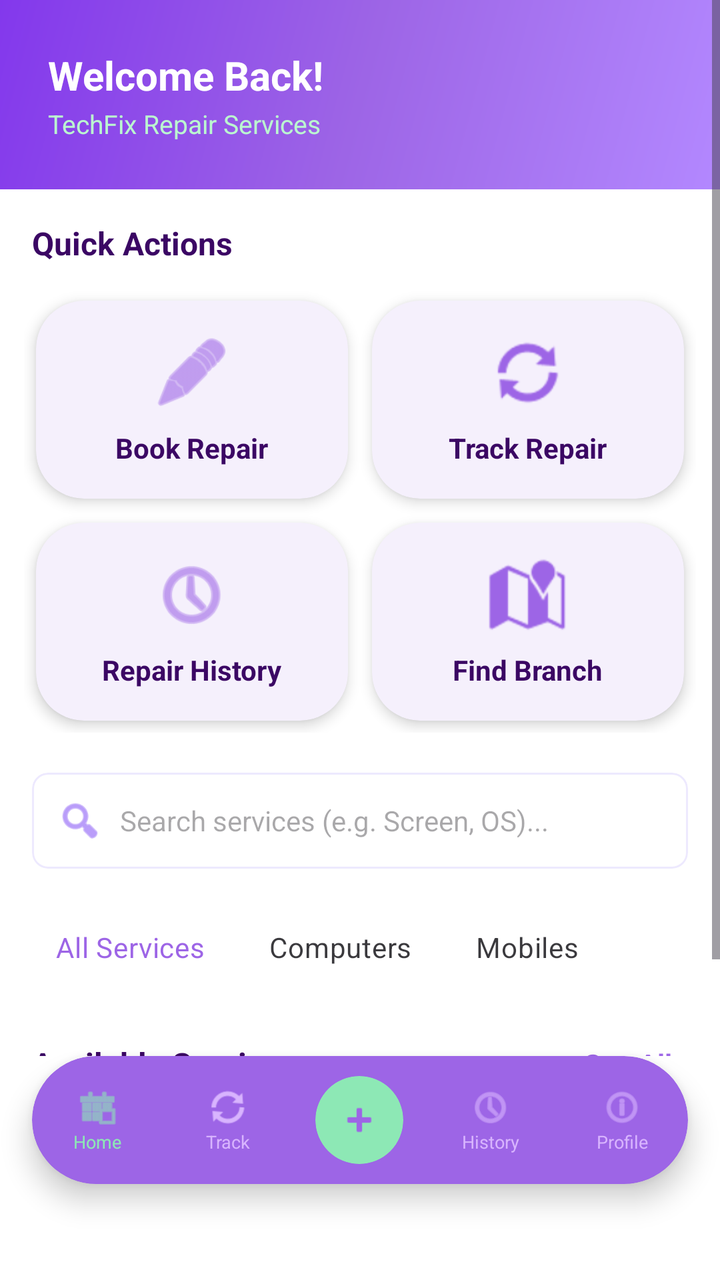
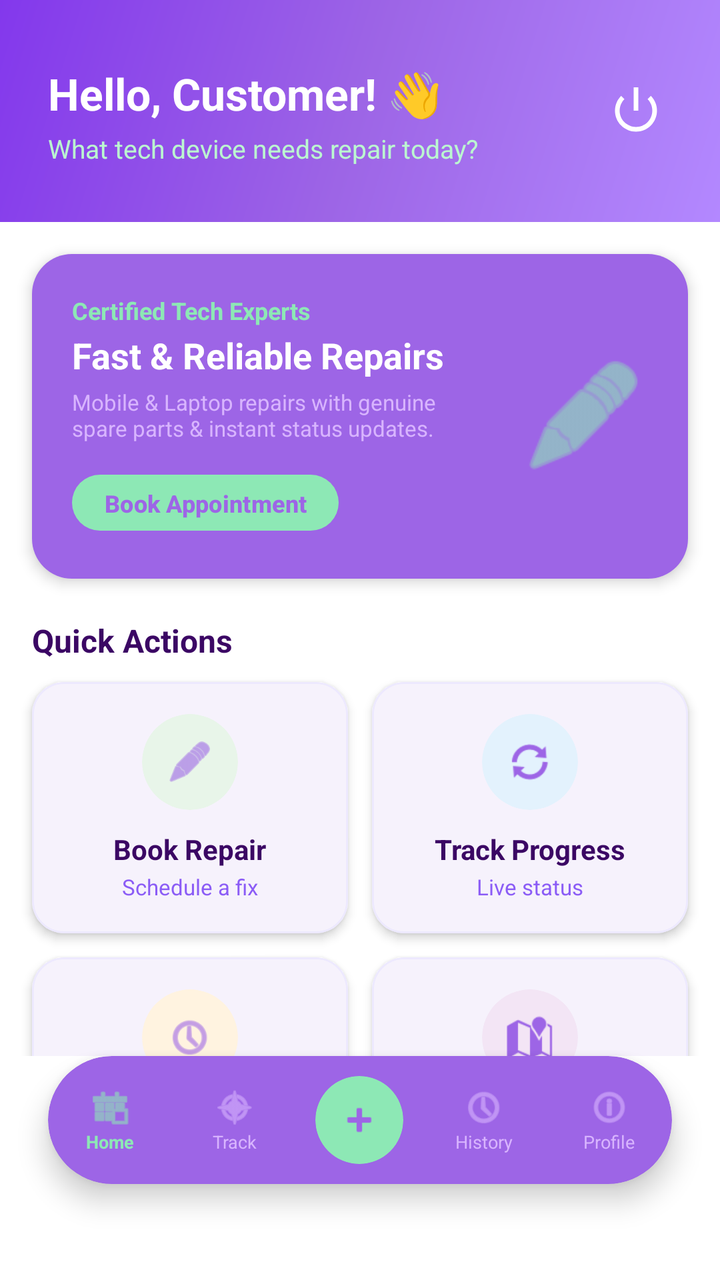

Screens rendered from an Android XML layout before and after an edit, with the pre-edit source and the edit as a unified diff.
<!-- AndroidManifest.xml: application theme Theme.TechFix -->
<!-- res/layout/activity_customer_dashboard.xml -->
<?xml version="1.0" encoding="utf-8"?>
<androidx.constraintlayout.widget.ConstraintLayout 
    xmlns:android="http://schemas.android.com/apk/res/android"
    xmlns:app="http://schemas.android.com/apk/res-auto"
    xmlns:tools="http://schemas.android.com/tools"
    android:layout_width="match_parent"
    android:layout_height="match_parent"
    android:background="@color/surfaceColor"
    tools:context="com.techfix.app.customer.CustomerDashboardActivity">

    <ScrollView
        android:id="@+id/scrollViewContent"
        android:layout_width="match_parent"
        android:layout_height="0dp"
        android:fillViewport="true"
        app:layout_constraintTop_toTopOf="parent"
        app:layout_constraintBottom_toTopOf="@id/bottomNavigationCard">

        <LinearLayout
            android:layout_width="match_parent"
            android:layout_height="wrap_content"
            android:orientation="vertical">

            
            <RelativeLayout
                android:layout_width="match_parent"
                android:layout_height="wrap_content"
                android:background="@drawable/gradient_primary"
                android:padding="24dp">

                <TextView
                    android:id="@+id/welcomeUserText"
                    android:layout_width="wrap_content"
                    android:layout_height="wrap_content"
                    android:text="Welcome Back!"
                    android:textSize="20sp"
                    android:textStyle="bold"
                    android:textColor="@color/white" />

                <TextView
                    android:layout_width="wrap_content"
                    android:layout_height="wrap_content"
                    android:text="TechFix Repair Services"
                    android:textSize="13sp"
                    android:textColor="@color/secondaryLightColor"
                    android:layout_below="@id/welcomeUserText"
                    android:layout_marginTop="2dp" />

                <ImageView
                    android:id="@+id/logoutIcon"
                    android:layout_width="32dp"
                    android:layout_height="32dp"
                    android:layout_alignParentEnd="true"
                    android:layout_centerVertical="true"
                    android:src="@android:drawable/ic_lock_power_off"
                    android:contentDescription="Log Out"
                    app:tint="@color/white"
                    android:visibility="gone" />
            </RelativeLayout>

            
            <TextView
                android:layout_width="wrap_content"
                android:layout_height="wrap_content"
                android:text="Quick Actions"
                android:textSize="16sp"
                android:textStyle="bold"
                android:textColor="@color/textPrimary"
                android:layout_marginHorizontal="16dp"
                android:layout_marginTop="16dp" />

            <GridLayout
                android:layout_width="match_parent"
                android:layout_height="wrap_content"
                android:columnCount="2"
                android:rowCount="2"
                android:padding="12dp">

                
                <com.google.android.material.card.MaterialCardView
                    android:id="@+id/actionBookRepair"
                    android:layout_width="0dp"
                    android:layout_height="wrap_content"
                    android:layout_columnWeight="1"
                    android:layout_margin="6dp"
                    app:cardCornerRadius="24dp"
                    app:cardElevation="4dp"
                    app:strokeWidth="0dp">
                    <LinearLayout
                        android:layout_width="match_parent"
                        android:layout_height="wrap_content"
                        android:orientation="vertical"
                        android:gravity="center"
                        android:padding="16dp">
                        <ImageView
                            android:layout_width="40dp"
                            android:layout_height="40dp"
                            android:src="@android:drawable/ic_menu_edit"
                            app:tint="@color/primaryColor" />
                        <TextView
                            android:layout_width="wrap_content"
                            android:layout_height="wrap_content"
                            android:text="Book Repair"
                            android:textSize="14sp"
                            android:textStyle="bold"
                            android:textColor="@color/textPrimary"
                            android:layout_marginTop="8dp" />
                    </LinearLayout>
                </com.google.android.material.card.MaterialCardView>

                
                <com.google.android.material.card.MaterialCardView
                    android:id="@+id/actionTrackRepair"
                    android:layout_width="0dp"
                    android:layout_height="wrap_content"
                    android:layout_columnWeight="1"
                    android:layout_margin="6dp"
                    app:cardCornerRadius="24dp"
                    app:cardElevation="4dp"
                    app:strokeWidth="0dp">
                    <LinearLayout
                        android:layout_width="match_parent"
                        android:layout_height="wrap_content"
                        android:orientation="vertical"
                        android:gravity="center"
                        android:padding="16dp">
                        <ImageView
                            android:layout_width="40dp"
                            android:layout_height="40dp"
                            android:src="@android:drawable/ic_popup_sync"
                            app:tint="@color/primaryColor" />
                        <TextView
                            android:layout_width="wrap_content"
                            android:layout_height="wrap_content"
                            android:text="Track Repair"
                            android:textSize="14sp"
                            android:textStyle="bold"
                            android:textColor="@color/textPrimary"
                            android:layout_marginTop="8dp" />
                    </LinearLayout>
                </com.google.android.material.card.MaterialCardView>

                
                <com.google.android.material.card.MaterialCardView
                    android:id="@+id/actionHistory"
                    android:layout_width="0dp"
                    android:layout_height="wrap_content"
                    android:layout_columnWeight="1"
                    android:layout_margin="6dp"
                    app:cardCornerRadius="24dp"
                    app:cardElevation="4dp"
                    app:strokeWidth="0dp">
                    <LinearLayout
                        android:layout_width="match_parent"
                        android:layout_height="wrap_content"
                        android:orientation="vertical"
                        android:gravity="center"
                        android:padding="16dp">
                        <ImageView
                            android:layout_width="40dp"
                            android:layout_height="40dp"
                            android:src="@android:drawable/ic_menu_recent_history"
                            app:tint="@color/primaryColor" />
                        <TextView
                            android:layout_width="wrap_content"
                            android:layout_height="wrap_content"
                            android:text="Repair History"
                            android:textSize="14sp"
                            android:textStyle="bold"
                            android:textColor="@color/textPrimary"
                            android:layout_marginTop="8dp" />
                    </LinearLayout>
                </com.google.android.material.card.MaterialCardView>

                
                <com.google.android.material.card.MaterialCardView
                    android:id="@+id/actionFindBranch"
                    android:layout_width="0dp"
                    android:layout_height="wrap_content"
                    android:layout_columnWeight="1"
                    android:layout_margin="6dp"
                    app:cardCornerRadius="24dp"
                    app:cardElevation="4dp"
                    app:strokeWidth="0dp">
                    <LinearLayout
                        android:layout_width="match_parent"
                        android:layout_height="wrap_content"
                        android:orientation="vertical"
                        android:gravity="center"
                        android:padding="16dp">
                        <ImageView
                            android:layout_width="40dp"
                            android:layout_height="40dp"
                            android:src="@android:drawable/ic_dialog_map"
                            app:tint="@color/primaryColor" />
                        <TextView
                            android:layout_width="wrap_content"
                            android:layout_height="wrap_content"
                            android:text="Find Branch"
                            android:textSize="14sp"
                            android:textStyle="bold"
                            android:textColor="@color/textPrimary"
                            android:layout_marginTop="8dp" />
                    </LinearLayout>
                </com.google.android.material.card.MaterialCardView>
            </GridLayout>

            
            <com.google.android.material.card.MaterialCardView
                android:layout_width="match_parent"
                android:layout_height="wrap_content"
                android:layout_marginHorizontal="16dp"
                android:layout_marginTop="8dp"
                app:cardCornerRadius="8dp"
                app:cardElevation="0dp"
                app:strokeWidth="1dp"
                app:strokeColor="@color/dividerColor">
                <LinearLayout
                    android:layout_width="match_parent"
                    android:layout_height="wrap_content"
                    android:orientation="horizontal"
                    android:gravity="center_vertical"
                    android:paddingHorizontal="12dp">
                    <ImageView
                        android:layout_width="24dp"
                        android:layout_height="24dp"
                        android:src="@android:drawable/ic_menu_search"
                        app:tint="@color/textSecondary" />
                    <EditText
                        android:id="@+id/searchEditText"
                        android:layout_width="match_parent"
                        android:layout_height="48dp"
                        android:background="@android:color/transparent"
                        android:hint="Search services (e.g. Screen, OS)..."
                        android:textSize="14sp"
                        android:paddingStart="8dp"
                        android:inputType="text"
                        android:maxLines="1"
                        android:textColor="@color/textPrimary" />
                </LinearLayout>
            </com.google.android.material.card.MaterialCardView>

            
            <LinearLayout
                android:layout_width="match_parent"
                android:layout_height="wrap_content"
                android:orientation="horizontal"
                android:paddingHorizontal="16dp"
                android:layout_marginTop="16dp"
                android:gravity="center_vertical">

                <com.google.android.material.chip.ChipGroup
                    android:id="@+id/categoryChipGroup"
                    android:layout_width="match_parent"
                    android:layout_height="wrap_content"
                    app:singleSelection="true">

                    <com.google.android.material.chip.Chip
                        android:id="@+id/chipAll"
                        style="@style/Widget.MaterialComponents.Chip.Choice"
                        android:layout_width="wrap_content"
                        android:layout_height="wrap_content"
                        android:text="All Services"
                        android:checked="true"
                        app:chipBackgroundColor="@color/white" />

                    <com.google.android.material.chip.Chip
                        android:id="@+id/chipComputer"
                        style="@style/Widget.MaterialComponents.Chip.Choice"
                        android:layout_width="wrap_content"
                        android:layout_height="wrap_content"
                        android:text="Computers"
                        app:chipBackgroundColor="@color/white" />

                    <com.google.android.material.chip.Chip
                        android:id="@+id/chipMobile"
                        style="@style/Widget.MaterialComponents.Chip.Choice"
                        android:layout_width="wrap_content"
                        android:layout_height="wrap_content"
                        android:text="Mobiles"
                        app:chipBackgroundColor="@color/white" />
                </com.google.android.material.chip.ChipGroup>
            </LinearLayout>

            
            <RelativeLayout
                android:layout_width="match_parent"
                android:layout_height="wrap_content"
                android:layout_marginHorizontal="16dp"
                android:layout_marginTop="16dp">

                <TextView
                    android:layout_width="wrap_content"
                    android:layout_height="wrap_content"
                    android:text="Available Services"
                    android:textSize="16sp"
                    android:textStyle="bold"
                    android:textColor="@color/textPrimary"
                    android:layout_alignParentStart="true"
                    android:layout_centerVertical="true" />

                <TextView
                    android:id="@+id/txtSeeAllServices"
                    android:layout_width="wrap_content"
                    android:layout_height="wrap_content"
                    android:text="See All"
                    android:textSize="14sp"
                    android:textStyle="bold"
                    android:textColor="@color/primaryColor"
                    android:layout_alignParentEnd="true"
                    android:layout_centerVertical="true"
                    android:padding="8dp"
                    android:clickable="true"
                    android:focusable="true" />
            </RelativeLayout>

            
            <TextView
                android:id="@+id/emptyStateText"
                android:layout_width="match_parent"
                android:layout_height="wrap_content"
                android:text="No services found matching your search query."
                android:textColor="@color/textSecondary"
                android:textSize="14sp"
                android:gravity="center"
                android:padding="32dp"
                android:visibility="gone" />

            
            <androidx.recyclerview.widget.RecyclerView
                android:id="@+id/servicesRecyclerView"
                android:layout_width="match_parent"
                android:layout_height="wrap_content"
                android:layout_marginTop="8dp"
                android:layout_marginBottom="24dp"
                android:nestedScrollingEnabled="false"
                tools:listitem="@layout/item_service" />

        </LinearLayout>
    </ScrollView>

    
    <com.google.android.material.card.MaterialCardView
        android:id="@+id/bottomNavigationCard"
        android:layout_width="match_parent"
        android:layout_height="64dp"
        android:layout_marginHorizontal="16dp"
        android:layout_marginTop="16dp"
        android:layout_marginBottom="48dp"
        app:cardCornerRadius="32dp"
        app:cardElevation="8dp"
        app:cardBackgroundColor="@color/primaryColor"
        app:strokeWidth="0dp"
        app:layout_constraintBottom_toBottomOf="parent">
        
        <LinearLayout
            android:layout_width="match_parent"
            android:layout_height="match_parent"
            android:orientation="horizontal"
            android:gravity="center_vertical">
            
            
            <LinearLayout
                android:id="@+id/navHome"
                android:layout_width="0dp"
                android:layout_height="match_parent"
                android:layout_weight="1"
                android:gravity="center"
                android:orientation="vertical">
                <ImageView
                    android:id="@+id/imgNavHome"
                    android:layout_width="22dp"
                    android:layout_height="22dp"
                    android:src="@android:drawable/ic_menu_today"
                    app:tint="@color/secondaryColor" />
                <TextView
                    android:id="@+id/txtNavHome"
                    android:layout_width="wrap_content"
                    android:layout_height="wrap_content"
                    android:text="Home"
                    android:textSize="9sp"
                    android:textColor="@color/secondaryColor" />
            </LinearLayout>

            
            <LinearLayout
                android:id="@+id/navTrack"
                android:layout_width="0dp"
                android:layout_height="match_parent"
                android:layout_weight="1"
                android:gravity="center"
                android:orientation="vertical">
                <ImageView
                    android:id="@+id/imgNavTrack"
                    android:layout_width="22dp"
                    android:layout_height="22dp"
                    android:src="@android:drawable/ic_popup_sync"
                    app:tint="@color/primaryLightColor" />
                <TextView
                    android:id="@+id/txtNavTrack"
                    android:layout_width="wrap_content"
                    android:layout_height="wrap_content"
                    android:text="Track"
                    android:textSize="9sp"
                    android:textColor="@color/primaryLightColor" />
            </LinearLayout>

            
            <LinearLayout
                android:id="@+id/navBook"
                android:layout_width="0dp"
                android:layout_height="match_parent"
                android:layout_weight="1"
                android:gravity="center"
                android:orientation="vertical">
                <com.google.android.material.card.MaterialCardView
                    android:layout_width="44dp"
                    android:layout_height="44dp"
                    app:cardCornerRadius="22dp"
                    app:cardBackgroundColor="@color/secondaryColor"
                    app:strokeWidth="0dp"
                    app:cardElevation="0dp">
                    <ImageView
                        android:layout_width="22dp"
                        android:layout_height="22dp"
                        android:layout_gravity="center"
                        android:src="@android:drawable/ic_input_add"
                        app:tint="@color/primaryColor" />
                </com.google.android.material.card.MaterialCardView>
            </LinearLayout>

            
            <LinearLayout
                android:id="@+id/navHistory"
                android:layout_width="0dp"
                android:layout_height="match_parent"
                android:layout_weight="1"
                android:gravity="center"
                android:orientation="vertical">
                <ImageView
                    android:id="@+id/imgNavHistory"
                    android:layout_width="22dp"
                    android:layout_height="22dp"
                    android:src="@android:drawable/ic_menu_recent_history"
                    app:tint="@color/primaryLightColor" />
                <TextView
                    android:id="@+id/txtNavHistory"
                    android:layout_width="wrap_content"
                    android:layout_height="wrap_content"
                    android:text="History"
                    android:textSize="9sp"
                    android:textColor="@color/primaryLightColor" />
            </LinearLayout>

            
            <LinearLayout
                android:id="@+id/navProfile"
                android:layout_width="0dp"
                android:layout_height="match_parent"
                android:layout_weight="1"
                android:gravity="center"
                android:orientation="vertical">
                <ImageView
                    android:id="@+id/imgNavProfile"
                    android:layout_width="22dp"
                    android:layout_height="22dp"
                    android:src="@android:drawable/ic_menu_info_details"
                    app:tint="@color/primaryLightColor" />
                <TextView
                    android:id="@+id/txtNavProfile"
                    android:layout_width="wrap_content"
                    android:layout_height="wrap_content"
                    android:text="Profile"
                    android:textSize="9sp"
                    android:textColor="@color/primaryLightColor" />
            </LinearLayout>
            
        </LinearLayout>
        
    </com.google.android.material.card.MaterialCardView>

</androidx.constraintlayout.widget.ConstraintLayout>
<!-- res/layout/item_service.xml (included above) -->
<?xml version="1.0" encoding="utf-8"?>
<com.google.android.material.card.MaterialCardView 
    xmlns:android="http://schemas.android.com/apk/res/android"
    xmlns:app="http://schemas.android.com/apk/res-auto"
    android:layout_width="match_parent"
    android:layout_height="wrap_content"
    android:layout_marginHorizontal="16dp"
    android:layout_marginVertical="8dp"
    app:cardCornerRadius="12dp"
    app:cardElevation="2dp"
    app:strokeWidth="1dp"
    app:strokeColor="@color/dividerColor">

    <LinearLayout
        android:layout_width="match_parent"
        android:layout_height="wrap_content"
        android:orientation="horizontal"
        android:padding="12dp">

        <LinearLayout
            android:layout_width="match_parent"
            android:layout_height="wrap_content"
            android:orientation="vertical">

            <LinearLayout
                android:layout_width="match_parent"
                android:layout_height="wrap_content"
                android:orientation="horizontal"
                android:gravity="center_vertical">

                <TextView
                    android:id="@+id/serviceNameText"
                    android:layout_width="0dp"
                    android:layout_height="wrap_content"
                    android:layout_weight="1"
                    android:text="Laptop Screen Repair"
                    android:textSize="16sp"
                    android:textStyle="bold"
                    android:textColor="@color/textPrimary" />

                
                <TextView
                    android:id="@+id/categoryBadge"
                    android:layout_width="wrap_content"
                    android:layout_height="wrap_content"
                    android:text="Computer"
                    android:textSize="11sp"
                    android:textStyle="bold"
                    android:textColor="@color/white"
                    android:background="@color/primaryLightColor"
                    android:paddingHorizontal="8dp"
                    android:paddingVertical="2dp" />
            </LinearLayout>

            <TextView
                android:id="@+id/serviceDescText"
                android:layout_width="match_parent"
                android:layout_height="wrap_content"
                android:text="Replacement of cracked, damaged or flickering laptop screen panel."
                android:textSize="13sp"
                android:textColor="@color/textSecondary"
                android:layout_marginTop="4dp"
                android:maxLines="2"
                android:ellipsize="end" />

            <LinearLayout
                android:layout_width="match_parent"
                android:layout_height="wrap_content"
                android:orientation="horizontal"
                android:layout_marginTop="8dp"
                android:gravity="center_vertical">

                <TextView
                    android:id="@+id/servicePriceText"
                    android:layout_width="0dp"
                    android:layout_height="wrap_content"
                    android:layout_weight="1"
                    android:text="Rs. 15,000"
                    android:textSize="15sp"
                    android:textStyle="bold"
                    android:textColor="@color/secondaryColor" />

                <TextView
                    android:id="@+id/serviceDurationText"
                    android:layout_width="wrap_content"
                    android:layout_height="wrap_content"
                    android:text="Duration: 1-2 days"
                    android:textSize="12sp"
                    android:textColor="@color/textSecondary" />
            </LinearLayout>
        </LinearLayout>
    </LinearLayout>
</com.google.android.material.card.MaterialCardView>
<!-- resources referenced by this layout -->
<resources>
  <color name="dividerColor">#EDE9FE</color>
  <color name="primaryColor">#9D65E6</color>
  <color name="primaryLightColor">#D8B4FE</color>
  <color name="secondaryColor">#8DE8B5</color>
  <color name="secondaryLightColor">#BBF7D0</color>
  <color name="surfaceColor">#FFFFFF</color>
  <color name="textPrimary">#3B0764</color>
  <color name="textSecondary">#8B5CF6</color>
  <color name="white">#FFFFFFFF</color>
  <!-- drawable gradient_primary (drawable) -->
  <?xml version="1.0" encoding="utf-8"?>
  <shape xmlns:android="http://schemas.android.com/apk/res/android"
      android:shape="rectangle">
      <gradient
          android:angle="135"
          android:startColor="#B388FF"
          android:centerColor="#9D65E6"
          android:endColor="#8338EC"
          android:type="linear" />
  </shape>
  <style name="Theme.TechFix" parent="Base.Theme.TechFix" />
  <style name="Base.Theme.TechFix" parent="Theme.Material3.DayNight.NoActionBar">
          
          <item name="colorPrimary">@color/primaryColor</item>
          <item name="colorPrimaryDark">@color/primaryDarkColor</item>
          <item name="colorSecondary">@color/secondaryColor</item>
          <item name="colorError">@color/errorColor</item>
          
          
          <item name="android:windowBackground">@color/backgroundColor</item>
          <item name="colorSurface">@color/surfaceColor</item>
          <item name="colorOnPrimary">@color/white</item>
          <item name="colorOnSecondary">@color/white</item>
      </style>
  <color name="primaryDarkColor">#6D28D9</color>
  <color name="errorColor">#EF4444</color>
  <color name="backgroundColor">#F7F2FE</color>
</resources>

<!-- the commit's change to res/layout/activity_customer_dashboard.xml (unified diff, before → after) -->
@@ -8,55 +8,143 @@
     android:background="@color/surfaceColor"
     tools:context="com.techfix.app.customer.CustomerDashboardActivity">
 
+    
     <ScrollView
         android:id="@+id/scrollViewContent"
         android:layout_width="match_parent"
         android:layout_height="0dp"
         android:fillViewport="true"
+        android:scrollbars="none"
         app:layout_constraintTop_toTopOf="parent"
         app:layout_constraintBottom_toTopOf="@id/bottomNavigationCard">
 
         <LinearLayout
             android:layout_width="match_parent"
             android:layout_height="wrap_content"
-            android:orientation="vertical">
+            android:orientation="vertical"
+            android:paddingBottom="24dp">
 
             
             <RelativeLayout
                 android:layout_width="match_parent"
                 android:layout_height="wrap_content"
                 android:background="@drawable/gradient_primary"
-                android:padding="24dp">
-
-                <TextView
-                    android:id="@+id/welcomeUserText"
-                    android:layout_width="wrap_content"
-                    android:layout_height="wrap_content"
-                    android:text="Welcome Back!"
-                    android:textSize="20sp"
-                    android:textStyle="bold"
-                    android:textColor="@color/white" />
-
-                <TextView
-                    android:layout_width="wrap_content"
-                    android:layout_height="wrap_content"
-                    android:text="TechFix Repair Services"
-                    android:textSize="13sp"
-                    android:textColor="@color/secondaryLightColor"
-                    android:layout_below="@id/welcomeUserText"
-                    android:layout_marginTop="2dp" />
+                android:paddingHorizontal="24dp"
+                android:paddingTop="32dp"
+                android:paddingBottom="28dp">
+
+                <LinearLayout
+                    android:layout_width="wrap_content"
+                    android:layout_height="wrap_content"
+                    android:orientation="vertical"
+                    android:layout_alignParentStart="true"
+                    android:layout_toStartOf="@id/logoutIcon"
+                    android:layout_marginEnd="16dp">
+
+                    <TextView
+                        android:id="@+id/welcomeUserText"
+                        android:layout_width="wrap_content"
+                        android:layout_height="wrap_content"
+                        android:text="Hello, Customer! 👋"
+                        android:textSize="22sp"
+                        android:textStyle="bold"
+                        android:textColor="@color/white" />
+
+                    <TextView
+                        android:layout_width="wrap_content"
+                        android:layout_height="wrap_content"
+                        android:text="What tech device needs repair today?"
+                        android:textSize="13sp"
+                        android:textColor="@color/secondaryLightColor"
+                        android:layout_marginTop="4dp" />
+                </LinearLayout>
 
                 <ImageView
                     android:id="@+id/logoutIcon"
-                    android:layout_width="32dp"
-                    android:layout_height="32dp"
+                    android:layout_width="36dp"
+                    android:layout_height="36dp"
                     android:layout_alignParentEnd="true"
                     android:layout_centerVertical="true"
+                    android:background="?attr/selectableItemBackgroundBorderless"
                     android:src="@android:drawable/ic_lock_power_off"
                     android:contentDescription="Log Out"
                     app:tint="@color/white"
-                    android:visibility="gone" />
+                    android:padding="4dp" />
             </RelativeLayout>
+
+            
+            <com.google.android.material.card.MaterialCardView
+                android:layout_width="match_parent"
+                android:layout_height="wrap_content"
+                android:layout_marginHorizontal="16dp"
+                android:layout_marginTop="16dp"
+                app:cardCornerRadius="20dp"
+                app:cardElevation="4dp"
+                app:strokeWidth="0dp">
+
+                <RelativeLayout
+                    android:layout_width="match_parent"
+                    android:layout_height="wrap_content"
+                    android:background="@color/primaryColor"
+                    android:padding="20dp">
+
+                    <LinearLayout
+                        android:layout_width="wrap_content"
+                        android:layout_height="wrap_content"
+                        android:orientation="vertical"
+                        android:layout_alignParentStart="true"
+                        android:layout_toStartOf="@id/heroGraphicIcon"
+                        android:layout_marginEnd="12dp">
+
+                        <TextView
+                            android:layout_width="wrap_content"
+                            android:layout_height="wrap_content"
+                            android:text="Certified Tech Experts"
+                            android:textSize="12sp"
+                            android:textStyle="bold"
+                            android:textColor="@color/secondaryColor" />
+
+                        <TextView
+                            android:layout_width="wrap_content"
+                            android:layout_height="wrap_content"
+                            android:text="Fast &amp; Reliable Repairs"
+                            android:textSize="18sp"
+                            android:textStyle="bold"
+                            android:textColor="@color/white"
+                            android:layout_marginTop="2dp" />
+
+                        <TextView
+                            android:layout_width="wrap_content"
+                            android:layout_height="wrap_content"
+                            android:text="Mobile &amp; Laptop repairs with genuine spare parts &amp; instant status updates."
+                            android:textSize="11sp"
+                            android:textColor="@color/primaryLightColor"
+                            android:layout_marginTop="4dp" />
+
+                        <com.google.android.material.button.MaterialButton
+                            android:id="@+id/btnHeroBookNow"
+                            android:layout_width="wrap_content"
+                            android:layout_height="36dp"
+                            android:text="Book Appointment"
+                            android:textSize="12sp"
+                            android:textColor="@color/primaryColor"
+                            android:textStyle="bold"
+                            android:layout_marginTop="12dp"
+                            android:paddingHorizontal="16dp"
+                            app:backgroundTint="@color/secondaryColor"
+                            app:cornerRadius="18dp" />
+                    </LinearLayout>
+
+                    <ImageView
+                        android:id="@+id/heroGraphicIcon"
+                        android:layout_width="64dp"
+                        android:layout_height="64dp"
+                        android:layout_alignParentEnd="true"
+                        android:layout_centerVertical="true"
+                        android:src="@android:drawable/ic_menu_edit"
+                        app:tint="@color/secondaryColor" />
+                </RelativeLayout>
+            </com.google.android.material.card.MaterialCardView>
 
             
             <TextView
@@ -67,14 +155,15 @@
                 android:textStyle="bold"
                 android:textColor="@color/textPrimary"
                 android:layout_marginHorizontal="16dp"
-                android:layout_marginTop="16dp" />
+                android:layout_marginTop="20dp" />
 
             <GridLayout
                 android:layout_width="match_parent"
                 android:layout_height="wrap_content"
                 android:columnCount="2"
                 android:rowCount="2"
-                android:padding="12dp">
+                android:paddingHorizontal="10dp"
+                android:paddingTop="4dp">
 
                 
                 <com.google.android.material.card.MaterialCardView
@@ -83,20 +172,30 @@
                     android:layout_height="wrap_content"
                     android:layout_columnWeight="1"
                     android:layout_margin="6dp"
-                    app:cardCornerRadius="24dp"
-                    app:cardElevation="4dp"
-                    app:strokeWidth="0dp">
+                    app:cardCornerRadius="16dp"
+                    app:cardElevation="3dp"
+                    app:strokeWidth="1dp"
+                    app:strokeColor="@color/dividerColor">
                     <LinearLayout
                         android:layout_width="match_parent"
                         android:layout_height="wrap_content"
                         android:orientation="vertical"
                         android:gravity="center"
                         android:padding="16dp">
-                        <ImageView
-                            android:layout_width="40dp"
-                            android:layout_height="40dp"
-                            android:src="@android:drawable/ic_menu_edit"
-                            app:tint="@color/primaryColor" />
+                        <com.google.android.material.card.MaterialCardView
+                            android:layout_width="48dp"
+                            android:layout_height="48dp"
+                            app:cardCornerRadius="24dp"
+                            app:cardBackgroundColor="#E8F5E9"
+                            app:strokeWidth="0dp"
+                            app:cardElevation="0dp">
+                            <ImageView
+                                android:layout_width="24dp"
+                                android:layout_height="24dp"
+                                android:layout_gravity="center"
+                                android:src="@android:drawable/ic_menu_edit"
+                                app:tint="@color/primaryColor" />
+                        </com.google.android.material.card.MaterialCardView>
                         <TextView
                             android:layout_width="wrap_content"
                             android:layout_height="wrap_content"
@@ -104,7 +203,14 @@
                             android:textSize="14sp"
                             android:textStyle="bold"
                             android:textColor="@color/textPrimary"
-                            android:layout_marginTop="8dp" />
+                            android:layout_marginTop="10dp" />
+                        <TextView
+                            android:layout_width="wrap_content"
+                            android:layout_height="wrap_content"
+                            android:text="Schedule a fix"
+                            android:textSize="11sp"
+                            android:textColor="@color/textSecondary"
+                            android:layout_marginTop="2dp" />
                     </LinearLayout>
                 </com.google.android.material.card.MaterialCardView>
 
@@ -115,28 +221,45 @@
                     android:layout_height="wrap_content"
                     android:layout_columnWeight="1"
                     android:layout_margin="6dp"
-                    app:cardCornerRadius="24dp"
-                    app:cardElevation="4dp"
-                    app:strokeWidth="0dp">
+                    app:cardCornerRadius="16dp"
+                    app:cardElevation="3dp"
+                    app:strokeWidth="1dp"
+                    app:strokeColor="@color/dividerColor">
                     <LinearLayout
                         android:layout_width="match_parent"
                         android:layout_height="wrap_content"
                         android:orientation="vertical"
                         android:gravity="center"
                         android:padding="16dp">
-                        <ImageView
-                            android:layout_width="40dp"
-                            android:layout_height="40dp"
-                            android:src="@android:drawable/ic_popup_sync"
-                            app:tint="@color/primaryColor" />
-                        <TextView
-                            android:layout_width="wrap_content"
-                            android:layout_height="wrap_content"
-                            android:text="Track Repair"
+                        <com.google.android.material.card.MaterialCardView
+                            android:layout_width="48dp"
+                            android:layout_height="48dp"
+                            app:cardCornerRadius="24dp"
+                            app:cardBackgroundColor="#E3F2FD"
+                            app:strokeWidth="0dp"
+                            app:cardElevation="0dp">
+                            <ImageView
+                                android:layout_width="24dp"
+                                android:layout_height="24dp"
+                                android:layout_gravity="center"
+                                android:src="@android:drawable/ic_popup_sync"
+                                app:tint="@color/primaryColor" />
+                        </com.google.android.material.card.MaterialCardView>
+                        <TextView
+                            android:layout_width="wrap_content"
+                            android:layout_height="wrap_content"
+                            android:text="Track Progress"
                             android:textSize="14sp"
                             android:textStyle="bold"
                             android:textColor="@color/textPrimary"
-                            android:layout_marginTop="8dp" />
+                            android:layout_marginTop="10dp" />
+                        <TextView
+                            android:layout_width="wrap_content"
+                            android:layout_height="wrap_content"
+                            android:text="Live status"
+                            android:textSize="11sp"
+                            android:textColor="@color/textSecondary"
+                            android:layout_marginTop="2dp" />
                     </LinearLayout>
                 </com.google.android.material.card.MaterialCardView>
 
@@ -147,20 +270,30 @@
                     android:layout_height="wrap_content"
                     android:layout_columnWeight="1"
                     android:layout_margin="6dp"
-                    app:cardCornerRadius="24dp"
-                    app:cardElevation="4dp"
-                    app:strokeWidth="0dp">
+                    app:cardCornerRadius="16dp"
+                    app:cardElevation="3dp"
+                    app:strokeWidth="1dp"
+                    app:strokeColor="@color/dividerColor">
                     <LinearLayout
                         android:layout_width="match_parent"
                         android:layout_height="wrap_content"
                         android:orientation="vertical"
                         android:gravity="center"
                         android:padding="16dp">
-                        <ImageView
-                            android:layout_width="40dp"
-                            android:layout_height="40dp"
-                            android:src="@android:drawable/ic_menu_recent_history"
-                            app:tint="@color/primaryColor" />
+                        <com.google.android.material.card.MaterialCardView
+                            android:layout_width="48dp"
+                            android:layout_height="48dp"
+                            app:cardCornerRadius="24dp"
+                            app:cardBackgroundColor="#FFF3E0"
+                            app:strokeWidth="0dp"
+                            app:cardElevation="0dp">
+                            <ImageView
+                                android:layout_width="24dp"
+                                android:layout_height="24dp"
+                                android:layout_gravity="center"
+                                android:src="@android:drawable/ic_menu_recent_history"
+                                app:tint="@color/primaryColor" />
+                        </com.google.android.material.card.MaterialCardView>
                         <TextView
                             android:layout_width="wrap_content"
                             android:layout_height="wrap_content"
@@ -168,7 +301,14 @@
                             android:textSize="14sp"
                             android:textStyle="bold"
                             android:textColor="@color/textPrimary"
-                            android:layout_marginTop="8dp" />
+                            android:layout_marginTop="10dp" />
+                        <TextView
+                            android:layout_width="wrap_content"
+                            android:layout_height="wrap_content"
+                            android:text="Past orders &amp; receipts"
+                            android:textSize="11sp"
+                            android:textColor="@color/textSecondary"
+                            android:layout_marginTop="2dp" />
                     </LinearLayout>
                 </com.google.android.material.card.MaterialCardView>
 
@@ -179,20 +319,30 @@
                     android:layout_height="wrap_content"
                     android:layout_columnWeight="1"
                     android:layout_margin="6dp"
-                    app:cardCornerRadius="24dp"
-                    app:cardElevation="4dp"
-                    app:strokeWidth="0dp">
+                    app:cardCornerRadius="16dp"
+                    app:cardElevation="3dp"
+                    app:strokeWidth="1dp"
+                    app:strokeColor="@color/dividerColor">
                     <LinearLayout
                         android:layout_width="match_parent"
                         android:layout_height="wrap_content"
                         android:orientation="vertical"
                         android:gravity="center"
                         android:padding="16dp">
-                        <ImageView
-                            android:layout_width="40dp"
-                            android:layout_height="40dp"
-                            android:src="@android:drawable/ic_dialog_map"
-                            app:tint="@color/primaryColor" />
+                        <com.google.android.material.card.MaterialCardView
+                            android:layout_width="48dp"
+                            android:layout_height="48dp"
+                            app:cardCornerRadius="24dp"
+                            app:cardBackgroundColor="#F3E5F5"
+                            app:strokeWidth="0dp"
+                            app:cardElevation="0dp">
+                            <ImageView
+                                android:layout_width="24dp"
+                                android:layout_height="24dp"
+                                android:layout_gravity="center"
+                                android:src="@android:drawable/ic_dialog_map"
+                                app:tint="@color/primaryColor" />
+                        </com.google.android.material.card.MaterialCardView>
                         <TextView
                             android:layout_width="wrap_content"
                             android:layout_height="wrap_content"
@@ -200,7 +350,14 @@
                             android:textSize="14sp"
                             android:textStyle="bold"
                             android:textColor="@color/textPrimary"
-                            android:layout_marginTop="8dp" />
+                            android:layout_marginTop="10dp" />
+                        <TextView
+                            android:layout_width="wrap_content"
+                            android:layout_height="wrap_content"
+                            android:text="Colombo &amp; Galle"
+                            android:textSize="11sp"
+                            android:textColor="@color/textSecondary"
+                            android:layout_marginTop="2dp" />
                     </LinearLayout>
                 </com.google.android.material.card.MaterialCardView>
             </GridLayout>
@@ -210,9 +367,9 @@
                 android:layout_width="match_parent"
                 android:layout_height="wrap_content"
                 android:layout_marginHorizontal="16dp"
-                android:layout_marginTop="8dp"
-                app:cardCornerRadius="8dp"
-                app:cardElevation="0dp"
+                android:layout_marginTop="16dp"
+                app:cardCornerRadius="12dp"
+                app:cardElevation="2dp"
                 app:strokeWidth="1dp"
                 app:strokeColor="@color/dividerColor">
                 <LinearLayout
@@ -231,7 +388,7 @@
                         android:layout_width="match_parent"
                         android:layout_height="48dp"
                         android:background="@android:color/transparent"
-                        android:hint="Search services (e.g. Screen, OS)..."
+                        android:hint="Search services (e.g. Screen, Battery, OS)..."
                         android:textSize="14sp"
                         android:paddingStart="8dp"
                         android:inputType="text"
@@ -246,8 +403,7 @@
                 android:layout_height="wrap_content"
                 android:orientation="horizontal"
                 android:paddingHorizontal="16dp"
-                android:layout_marginTop="16dp"
-                android:gravity="center_vertical">
+                android:layout_marginTop="12dp">
 
                 <com.google.android.material.chip.ChipGroup
                     android:id="@+id/categoryChipGroup"
@@ -303,7 +459,7 @@
                     android:id="@+id/txtSeeAllServices"
                     android:layout_width="wrap_content"
                     android:layout_height="wrap_content"
-                    android:text="See All"
+                    android:text="See All ➔"
                     android:textSize="14sp"
                     android:textStyle="bold"
                     android:textColor="@color/primaryColor"
@@ -332,7 +488,6 @@
                 android:layout_width="match_parent"
                 android:layout_height="wrap_content"
                 android:layout_marginTop="8dp"
-                android:layout_marginBottom="24dp"
                 android:nestedScrollingEnabled="false"
                 tools:listitem="@layout/item_service" />
 
@@ -344,21 +499,20 @@
         android:id="@+id/bottomNavigationCard"
         android:layout_width="match_parent"
         android:layout_height="64dp"
-        android:layout_marginHorizontal="16dp"
-        android:layout_marginTop="16dp"
+        android:layout_marginHorizontal="24dp"
         android:layout_marginBottom="48dp"
         app:cardCornerRadius="32dp"
         app:cardElevation="8dp"
         app:cardBackgroundColor="@color/primaryColor"
         app:strokeWidth="0dp"
         app:layout_constraintBottom_toBottomOf="parent">
-        
+
         <LinearLayout
             android:layout_width="match_parent"
             android:layout_height="match_parent"
             android:orientation="horizontal"
-            android:gravity="center_vertical">
-            
+            android:weightSum="5">
+
             
             <LinearLayout
                 android:id="@+id/navHome"
@@ -379,6 +533,7 @@
                     android:layout_height="wrap_content"
                     android:text="Home"
                     android:textSize="9sp"
+                    android:textStyle="bold"
                     android:textColor="@color/secondaryColor" />
             </LinearLayout>
 
@@ -394,7 +549,7 @@
                     android:id="@+id/imgNavTrack"
                     android:layout_width="22dp"
                     android:layout_height="22dp"
-                    android:src="@android:drawable/ic_popup_sync"
+                    android:src="@android:drawable/ic_menu_compass"
                     app:tint="@color/primaryLightColor" />
                 <TextView
                     android:id="@+id/txtNavTrack"
@@ -474,9 +629,8 @@
                     android:textSize="9sp"
                     android:textColor="@color/primaryLightColor" />
             </LinearLayout>
-            
+
         </LinearLayout>
-        
     </com.google.android.material.card.MaterialCardView>
 
 </androidx.constraintlayout.widget.ConstraintLayout>
